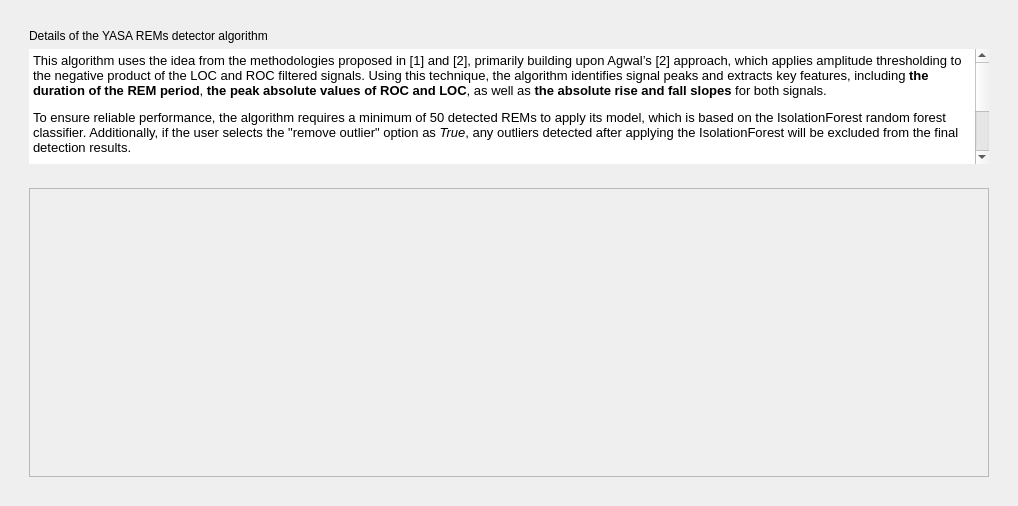
SnoozToolbox/snooz-package-ceams, file tools/CEAMSTools/DetectREMsYASA/AlgorithmDetail/Ui_AlgorithmDetail.ui: the form before one commit.
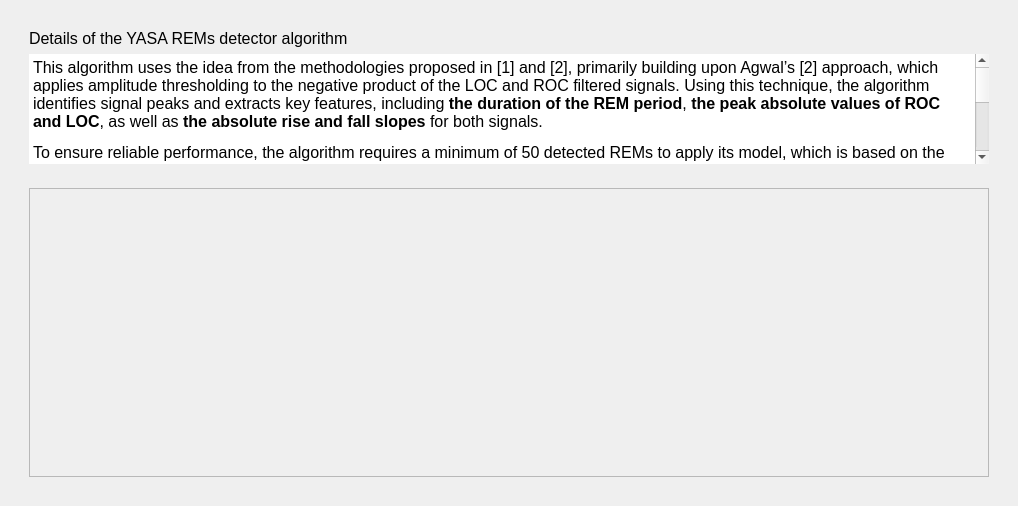
The form after the commit. Icons and pictures are not drawn.

```diff
--- a/tools/CEAMSTools/DetectREMsYASA/AlgorithmDetail/Ui_AlgorithmDetail.ui
+++ b/tools/CEAMSTools/DetectREMsYASA/AlgorithmDetail/Ui_AlgorithmDetail.ui
@@ -55,7 +55,7 @@
               <number>0</number>
              </property>
              <property name="text">
-              <string>Details of the YASA REMs detector algorithm</string>
+              <string>&lt;html&gt;&lt;head/&gt;&lt;body&gt;&lt;p&gt;&lt;span style=&quot; font-size:12pt;&quot;&gt;Details of the YASA REMs detector algorithm&lt;/span&gt;&lt;/p&gt;&lt;/body&gt;&lt;/html&gt;</string>
              </property>
             </widget>
            </item>
@@ -78,11 +78,11 @@
 li.unchecked::marker { content: &quot;\2610&quot;; }
 li.checked::marker { content: &quot;\2612&quot;; }
 &lt;/style&gt;&lt;/head&gt;&lt;body style=&quot; font-family:'Roboto-Regular'; font-size:10pt; font-weight:400; font-style:normal;&quot;&gt;
-&lt;p style=&quot; margin-top:12px; margin-bottom:12px; margin-left:0px; margin-right:0px; -qt-block-indent:0; text-indent:0px;&quot;&gt;This algorithm uses the idea from the methodologies proposed in [1] and [2], primarily building upon Agwal’s [2] approach, which applies amplitude thresholding to the negative product of the LOC and ROC filtered signals. Using this technique, the algorithm identifies signal peaks and extracts key features, including &lt;span style=&quot; font-weight:700;&quot;&gt;the duration of the REM period&lt;/span&gt;, &lt;span style=&quot; font-weight:700;&quot;&gt;the peak absolute values of ROC and LOC&lt;/span&gt;, as well as &lt;span style=&quot; font-weight:700;&quot;&gt;the absolute rise and fall slopes&lt;/span&gt; for both signals.&lt;/p&gt;
-&lt;p style=&quot; margin-top:12px; margin-bottom:12px; margin-left:0px; margin-right:0px; -qt-block-indent:0; text-indent:0px;&quot;&gt;To ensure reliable performance, the algorithm requires a minimum of 50 detected REMs to apply its model, which is based on the IsolationForest random forest classifier. Additionally, if the user selects the &amp;quot;remove outlier&amp;quot; option as &lt;span style=&quot; font-style:italic;&quot;&gt;True&lt;/span&gt;, any outliers detected after applying the IsolationForest will be excluded from the final detection results.&lt;/p&gt;
-&lt;p style=&quot; margin-top:12px; margin-bottom:12px; margin-left:0px; margin-right:0px; -qt-block-indent:0; text-indent:0px;&quot;&gt;&lt;span style=&quot; font-weight:600;&quot;&gt;Usage points&lt;/span&gt;&lt;/p&gt;
-&lt;p style=&quot; margin-top:12px; margin-bottom:12px; margin-left:0px; margin-right:0px; -qt-block-indent:0; text-indent:0px;&quot;&gt;- All output parameters of this algorithm are computed using the filtered LOC and ROC signals. The filtering process is based on the thresholds defined in the &lt;span style=&quot; font-style:italic;&quot;&gt;DetectionStep&lt;/span&gt;.&lt;/p&gt;
-&lt;p style=&quot; margin-top:12px; margin-bottom:12px; margin-left:0px; margin-right:0px; -qt-block-indent:0; text-indent:0px;&quot;&gt;- For optimal results, the user should apply this detection only to artifact-free REM sleep data.&lt;/p&gt;&lt;/body&gt;&lt;/html&gt;</string>
+&lt;p style=&quot; margin-top:12px; margin-bottom:12px; margin-left:0px; margin-right:0px; -qt-block-indent:0; text-indent:0px;&quot;&gt;&lt;span style=&quot; font-size:12pt;&quot;&gt;This algorithm uses the idea from the methodologies proposed in [1] and [2], primarily building upon Agwal’s [2] approach, which applies amplitude thresholding to the negative product of the LOC and ROC filtered signals. Using this technique, the algorithm identifies signal peaks and extracts key features, including &lt;/span&gt;&lt;span style=&quot; font-size:12pt; font-weight:700;&quot;&gt;the duration of the REM period&lt;/span&gt;&lt;span style=&quot; font-size:12pt;&quot;&gt;, &lt;/span&gt;&lt;span style=&quot; font-size:12pt; font-weight:700;&quot;&gt;the peak absolute values of ROC and LOC&lt;/span&gt;&lt;span style=&quot; font-size:12pt;&quot;&gt;, as well as &lt;/span&gt;&lt;span style=&quot; font-size:12pt; font-weight:700;&quot;&gt;the absolute rise and fall slopes&lt;/span&gt;&lt;span style=&quot; font-size:12pt;&quot;&gt; for both signals.&lt;/span&gt;&lt;/p&gt;
+&lt;p style=&quot; margin-top:12px; margin-bottom:12px; margin-left:0px; margin-right:0px; -qt-block-indent:0; text-indent:0px;&quot;&gt;&lt;span style=&quot; font-size:12pt;&quot;&gt;To ensure reliable performance, the algorithm requires a minimum of 50 detected REMs to apply its model, which is based on the IsolationForest random forest classifier. Additionally, if the user selects the &amp;quot;remove outlier&amp;quot; option as &lt;/span&gt;&lt;span style=&quot; font-size:12pt; font-style:italic;&quot;&gt;True&lt;/span&gt;&lt;span style=&quot; font-size:12pt;&quot;&gt;, any outliers detected after applying the IsolationForest will be excluded from the final detection results.&lt;/span&gt;&lt;/p&gt;
+&lt;p style=&quot; margin-top:12px; margin-bottom:12px; margin-left:0px; margin-right:0px; -qt-block-indent:0; text-indent:0px;&quot;&gt;&lt;span style=&quot; font-size:12pt; font-weight:600;&quot;&gt;Usage points&lt;/span&gt;&lt;/p&gt;
+&lt;p style=&quot; margin-top:12px; margin-bottom:12px; margin-left:0px; margin-right:0px; -qt-block-indent:0; text-indent:0px;&quot;&gt;&lt;span style=&quot; font-size:12pt;&quot;&gt;- All output parameters of this algorithm are computed using the filtered LOC and ROC signals. The filtering process is based on the thresholds defined in the &lt;/span&gt;&lt;span style=&quot; font-size:12pt; font-style:italic;&quot;&gt;DetectionStep&lt;/span&gt;&lt;span style=&quot; font-size:12pt;&quot;&gt;.&lt;/span&gt;&lt;/p&gt;
+&lt;p style=&quot; margin-top:12px; margin-bottom:12px; margin-left:0px; margin-right:0px; -qt-block-indent:0; text-indent:0px;&quot;&gt;&lt;span style=&quot; font-size:12pt;&quot;&gt;- For optimal results, the user should apply this detection only to artifact-free REM sleep data.&lt;/span&gt;&lt;/p&gt;&lt;/body&gt;&lt;/html&gt;</string>
              </property>
             </widget>
            </item>
```
